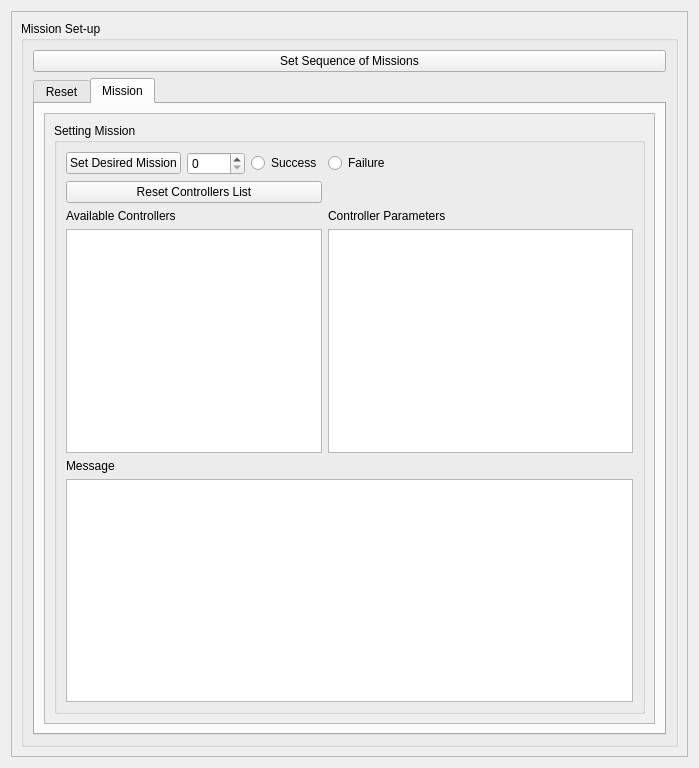
This is gui/src/gui/choose_mission.ui in massimilianop/sml_under_development as Qt 5 draws it before an edit. The edited form follows.
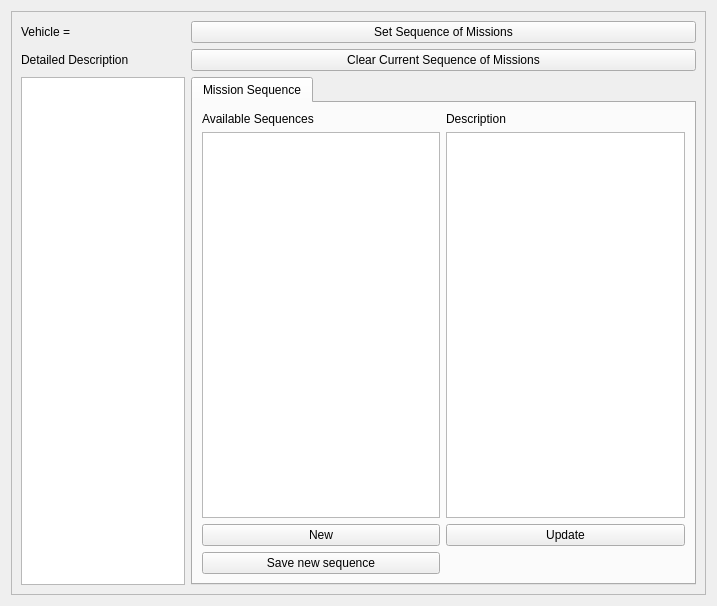
This is the edited form.

Patch:
```diff
--- a/gui/src/gui/choose_mission.ui
+++ b/gui/src/gui/choose_mission.ui
@@ -6,8 +6,8 @@
    <rect>
     <x>0</x>
     <y>0</y>
-    <width>699</width>
-    <height>768</height>
+    <width>717</width>
+    <height>606</height>
    </rect>
   </property>
   <property name="windowTitle">
@@ -17,7 +17,7 @@
    <string notr="true"/>
   </property>
   <layout class="QGridLayout" name="gridLayout">
-   <item row="0" column="0">
+   <item row="1" column="1">
     <widget class="QScrollArea" name="scrollArea_2">
      <property name="widgetResizable">
       <bool>true</bool>
@@ -27,201 +27,102 @@
        <rect>
         <x>0</x>
         <y>0</y>
-        <width>679</width>
-        <height>748</height>
+        <width>697</width>
+        <height>586</height>
        </rect>
       </property>
       <layout class="QGridLayout" name="gridLayout_8">
-       <item row="0" column="0">
-        <widget class="QGroupBox" name="groupBox_7">
-         <property name="sizePolicy">
-          <sizepolicy hsizetype="Preferred" vsizetype="Ignored">
-           <horstretch>0</horstretch>
-           <verstretch>0</verstretch>
-          </sizepolicy>
-         </property>
-         <property name="title">
-          <string>Mission Set-up</string>
-         </property>
-         <layout class="QGridLayout" name="gridLayout_7">
-          <item row="0" column="0">
+       <item row="0" column="1">
            <widget class="QPushButton" name="SetSequenceMissions">
             <property name="text">
              <string>Set Sequence of Missions</string>
             </property>
            </widget>
           </item>
-          <item row="1" column="0">
+       <item row="1" column="1">
+        <widget class="QPushButton" name="pushButtonClearSequenceMissions">
+         <property name="text">
+          <string>Clear Current Sequence of Missions</string>
+         </property>
+        </widget>
+       </item>
+       <item row="2" column="1">
            <widget class="QTabWidget" name="tabWidget">
             <property name="currentIndex">
-             <number>1</number>
-            </property>
-            <widget class="QWidget" name="tab">
-             <attribute name="title">
-              <string>Reset</string>
-             </attribute>
-             <layout class="QFormLayout" name="formLayout">
-              <item row="1" column="0">
-               <widget class="QPushButton" name="SetIrisNeutralValue">
-                <property name="text">
-                 <string>Set Iris Neutral Value</string>
-                </property>
-               </widget>
-              </item>
-              <item row="2" column="0">
-               <widget class="QLabel" name="label_8">
-                <property name="text">
-                 <string>Throttle Neutral</string>
-                </property>
-               </widget>
-              </item>
-              <item row="3" column="0">
-               <widget class="QDoubleSpinBox" name="ThrottleNeutralValue">
-                <property name="decimals">
                  <number>0</number>
                 </property>
-                <property name="minimum">
-                 <double>1000.000000000000000</double>
-                </property>
-                <property name="maximum">
-                 <double>1600.000000000000000</double>
-                </property>
-                <property name="singleStep">
-                 <double>10.000000000000000</double>
-                </property>
-                <property name="value">
-                 <double>1480.000000000000000</double>
-                </property>
-               </widget>
-              </item>
-              <item row="4" column="0">
-               <widget class="QPushButton" name="ResetIrisNeutralValue">
-                <property name="text">
-                 <string>Reset Iris Neutral Value</string>
-                </property>
-               </widget>
-              </item>
-              <item row="0" column="0">
-               <widget class="QLabel" name="label_4">
-                <property name="text">
-                 <string>Iris Neutral Value     </string>
-                </property>
-               </widget>
-              </item>
-              <item row="4" column="1">
-               <widget class="QSpinBox" name="TriggerInstantNeutral"/>
-              </item>
-             </layout>
-             <zorder>SetIrisNeutralValue</zorder>
-             <zorder>ThrottleNeutralValue</zorder>
-             <zorder>SetIrisNeutralValue</zorder>
-             <zorder>label_8</zorder>
-             <zorder>label_8</zorder>
-             <zorder>ThrottleNeutralValue</zorder>
-             <zorder>ThrottleNeutralValue</zorder>
-             <zorder>ResetIrisNeutralValue</zorder>
-             <zorder>label_4</zorder>
-             <zorder>TriggerInstantNeutral</zorder>
-            </widget>
-            <widget class="QWidget" name="tab_3">
+         <widget class="QWidget" name="tab_2">
              <attribute name="title">
-              <string>Mission</string>
-             </attribute>
-             <layout class="QGridLayout" name="gridLayout_5">
-              <item row="0" column="0">
-               <widget class="QScrollArea" name="scrollArea">
-                <property name="widgetResizable">
-                 <bool>true</bool>
-                </property>
-                <widget class="QWidget" name="scrollAreaWidgetContents">
-                 <property name="geometry">
-                  <rect>
-                   <x>0</x>
-                   <y>0</y>
-                   <width>611</width>
-                   <height>608</height>
-                  </rect>
-                 </property>
+           <string>Mission Sequence</string>
+          </attribute>
                  <layout class="QGridLayout" name="gridLayout_2">
                   <item row="0" column="0">
-                   <widget class="QGroupBox" name="groupBox_8">
-                    <property name="title">
-                     <string>Setting Mission</string>
-                    </property>
-                    <layout class="QGridLayout" name="gridLayout_3">
-                     <item row="0" column="0">
-                      <widget class="QPushButton" name="SetControllerButton">
+            <widget class="QLabel" name="label_5">
                        <property name="text">
-                        <string>Set Desired Mission</string>
+              <string>Available Sequences</string>
                        </property>
                       </widget>
                      </item>
-                     <item row="7" column="0">
-                      <widget class="QLabel" name="label_3">
-                       <property name="text">
-                        <string>Message</string>
-                       </property>
-                      </widget>
-                     </item>
-                     <item row="0" column="2">
-                      <widget class="QRadioButton" name="Success">
+           <item row="1" column="1">
+            <widget class="QTextEdit" name="mission_sequence_description"/>
+           </item>
+           <item row="0" column="1">
+            <widget class="QLabel" name="label_6">
                        <property name="text">
-                        <string>Success</string>
+              <string>Description</string>
                        </property>
                       </widget>
                      </item>
-                     <item row="8" column="0" colspan="4">
-                      <widget class="QTextEdit" name="ItemClickedMessage"/>
-                     </item>
-                     <item row="1" column="0" colspan="3">
-                      <widget class="QPushButton" name="ResetControllersList">
+           <item row="1" column="0">
+            <widget class="QListWidget" name="available_mission_sequences"/>
+           </item>
+           <item row="5" column="0">
+            <widget class="QPushButton" name="save_new_sequence">
                        <property name="text">
-                        <string>Reset Controllers List</string>
+              <string>Save new sequence</string>
                        </property>
                       </widget>
                      </item>
                      <item row="2" column="0">
-                      <widget class="QLabel" name="label_2">
+            <widget class="QPushButton" name="new_sequence">
                        <property name="text">
-                        <string>Available Controllers</string>
+              <string>New</string>
                        </property>
                       </widget>
                      </item>
-                     <item row="0" column="3">
-                      <widget class="QRadioButton" name="Failure">
+           <item row="2" column="1">
+            <widget class="QPushButton" name="pushButtonUpdate">
                        <property name="text">
-                        <string>Failure</string>
+              <string>Update</string>
                        </property>
                       </widget>
                      </item>
-                     <item row="4" column="0" colspan="3">
-                      <widget class="QListWidget" name="ListControllersWidget"/>
-                     </item>
-                     <item row="4" column="3">
-                      <widget class="QPlainTextEdit" name="ControllerMessageInput"/>
-                     </item>
-                     <item row="2" column="3">
+          </layout>
+         </widget>
+        </widget>
+       </item>
+       <item row="1" column="0">
                       <widget class="QLabel" name="label">
                        <property name="text">
-                        <string>Controller Parameters</string>
+          <string>Detailed Description</string>
                        </property>
                       </widget>
                      </item>
-                     <item row="0" column="1">
-                      <widget class="QSpinBox" name="TriggerInstant"/>
-                     </item>
-                    </layout>
-                   </widget>
-                  </item>
-                 </layout>
-                </widget>
-               </widget>
-              </item>
-             </layout>
-            </widget>
-           </widget>
-          </item>
-         </layout>
+       <item row="2" column="0">
+        <widget class="QListWidget" name="textEdit_detailed_description">
+         <property name="maximumSize">
+          <size>
+           <width>200</width>
+           <height>16777215</height>
+          </size>
+         </property>
+        </widget>
+       </item>
+       <item row="0" column="0">
+        <widget class="QLabel" name="labelVehicle">
+         <property name="text">
+          <string>Vehicle = </string>
+         </property>
         </widget>
        </item>
       </layout>
```
Lines whose indentation alone changed are shown as unchanged.
